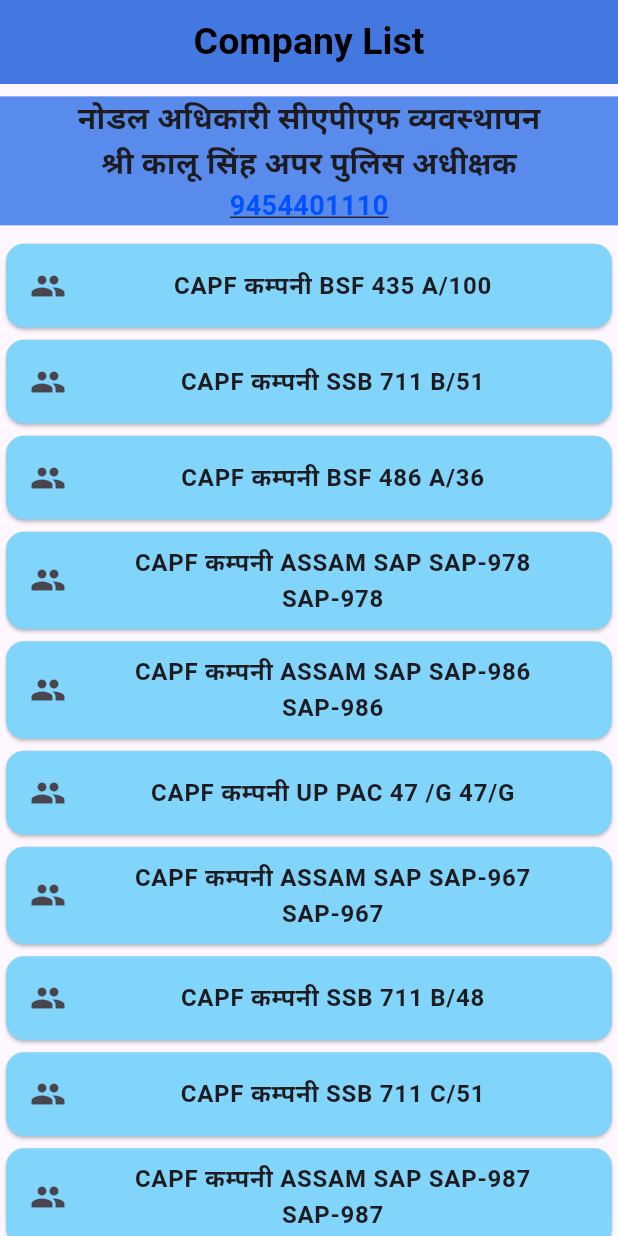
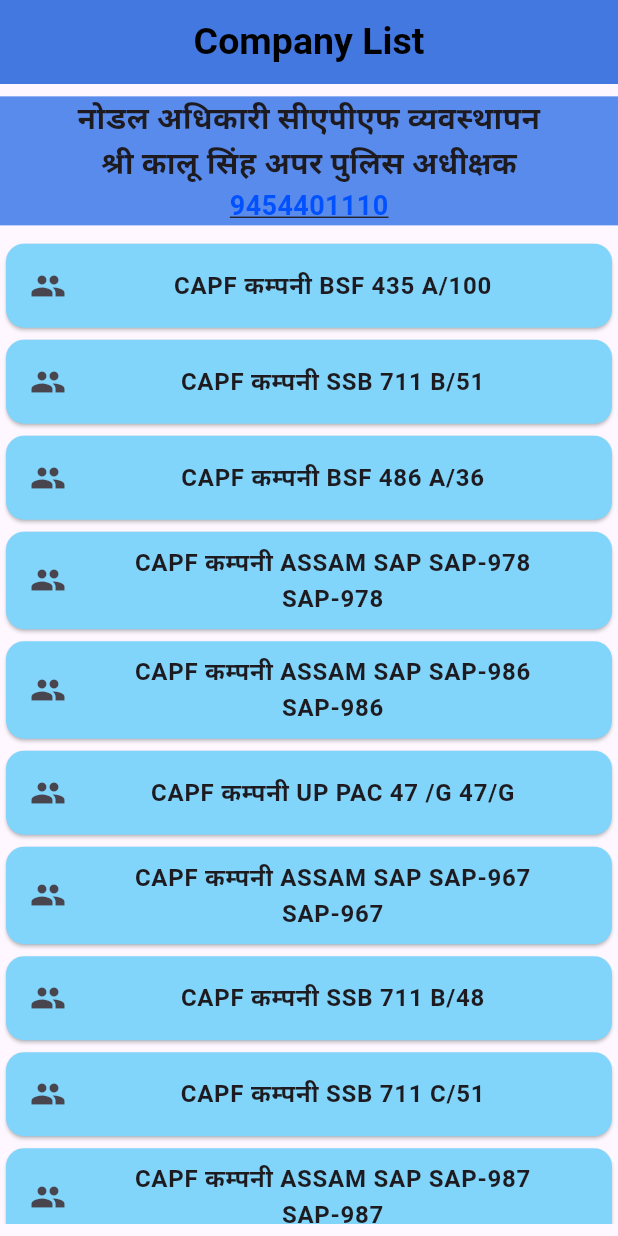
Before and after one commit to mridul-1226/police_election, a Flutter app: the screen it shows after launch, on a phone screen of 412 x 824 dp. Run offline on Flutter 3.47's test engine with Material 3 defaults, Android fonts, the phone set to English and light mode, and no system bars; missing offline and left inert: maps_launcher.

Commit message:
First part completed

```diff
--- a/lib/pages/home.dart
+++ b/lib/pages/home.dart
@@ -23,7 +23,10 @@ class _MyHomePageState extends State<MyHomePage> {
         title: const Text(
           'Company List',
           style: TextStyle(
-              fontSize: 25, fontWeight: FontWeight.bold, color: Colors.black),
+            fontSize: 25,
+            fontWeight: FontWeight.bold,
+            color: Colors.black,
+          ),
         ),
       ),
       body: Column(
@@ -33,12 +36,15 @@ class _MyHomePageState extends State<MyHomePage> {
           ),
           Container(
             width: mq.width,
+            constraints: const BoxConstraints(maxHeight: 100),
             color: const Color.fromARGB(255, 89, 139, 237),
             child: Column(
+              mainAxisSize: MainAxisSize.min,
               children: [
                 const Text(
                   'नोडल अधिकारी सीएपीएफ व्यवस्थापन',
                   style: TextStyle(fontSize: 20, fontWeight: FontWeight.bold),
+                  textAlign: TextAlign.center,
                 ),
                 const Text('श्री कालू सिंह अपर पुलिस अधीक्षक',
                     style:
@@ -74,11 +80,13 @@ class _MyHomePageState extends State<MyHomePage> {
                   child: ListTile(
                     onTap: () {
                       Navigator.push(
-                          context,
-                          MaterialPageRoute(
-                              builder: (context) => Company(
-                                    n: index,
-                                  )));
+                        context,
+                        MaterialPageRoute(
+                          builder: (context) => Company(
+                            n: index,
+                          ),
+                        ),
+                      );
                     },
                     leading: const Icon(Icons.group),
                     title: Text(
@@ -91,6 +99,7 @@ class _MyHomePageState extends State<MyHomePage> {
               },
             ),
           ),
+          SizedBox(height: mq.height * 0.01,),
         ],
       ),
     );
```
